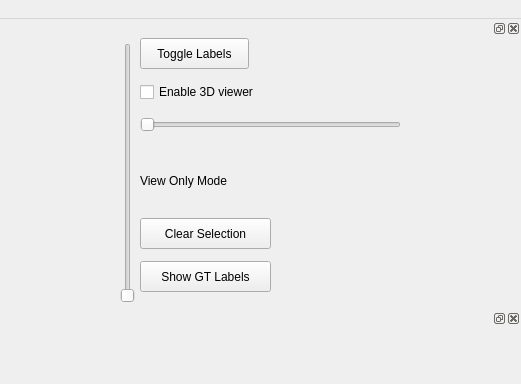
Old version of the form Gui/neuroproof_stack_viewer.ui in the repository janelia-flyem/NeuroProof; both pictures show x 404 to 925 and y 0 to 384 of the 925 by 649 pixel window.
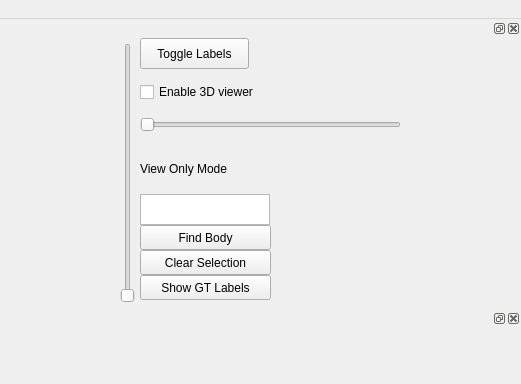
New version of the form.

Commit message: implements body search box in viewer; seemingly fixes mismatch between production and dvid graph by creating stack edges in the same way

```diff
--- a/Gui/neuroproof_stack_viewer.ui
+++ b/Gui/neuroproof_stack_viewer.ui
@@ -349,7 +349,7 @@
               <x>0</x>
               <y>0</y>
               <width>361</width>
-              <height>161</height>
+              <height>158</height>
              </rect>
             </property>
             <layout class="QVBoxLayout" name="viewLayout">
@@ -375,12 +375,41 @@
                </property>
               </widget>
              </item>
+             <item>
+              <widget class="QTextEdit" name="textEdit">
+               <property name="sizePolicy">
+                <sizepolicy hsizetype="Expanding" vsizetype="Fixed">
+                 <horstretch>0</horstretch>
+                 <verstretch>0</verstretch>
+                </sizepolicy>
+               </property>
+               <property name="maximumSize">
+                <size>
+                 <width>130</width>
+                 <height>31</height>
+                </size>
+               </property>
+              </widget>
+             </item>
+             <item>
+              <widget class="QPushButton" name="searchBody">
+               <property name="maximumSize">
+                <size>
+                 <width>131</width>
+                 <height>25</height>
+                </size>
+               </property>
+               <property name="text">
+                <string>Find Body</string>
+               </property>
+              </widget>
+             </item>
              <item>
               <widget class="QPushButton" name="clearSelection">
                <property name="maximumSize">
                 <size>
                  <width>131</width>
-                 <height>31</height>
+                 <height>25</height>
                 </size>
                </property>
                <property name="text">
@@ -393,7 +422,7 @@
                <property name="maximumSize">
                 <size>
                  <width>131</width>
-                 <height>31</height>
+                 <height>25</height>
                 </size>
                </property>
                <property name="text">
```
The commit also changes 7 other files.
